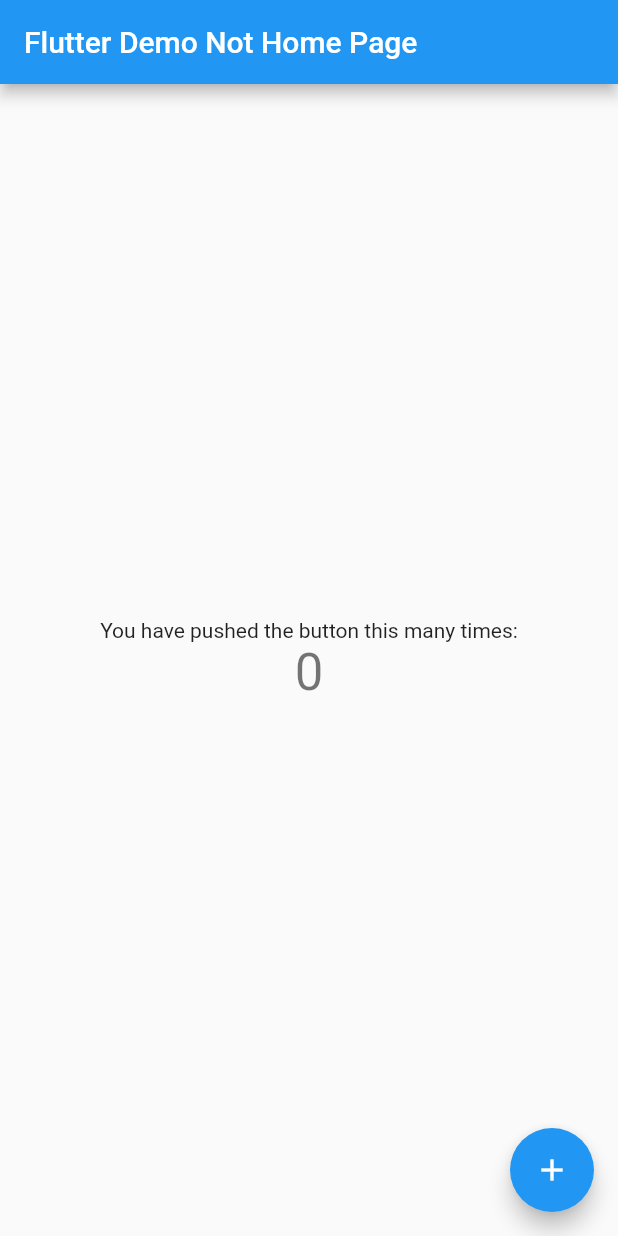
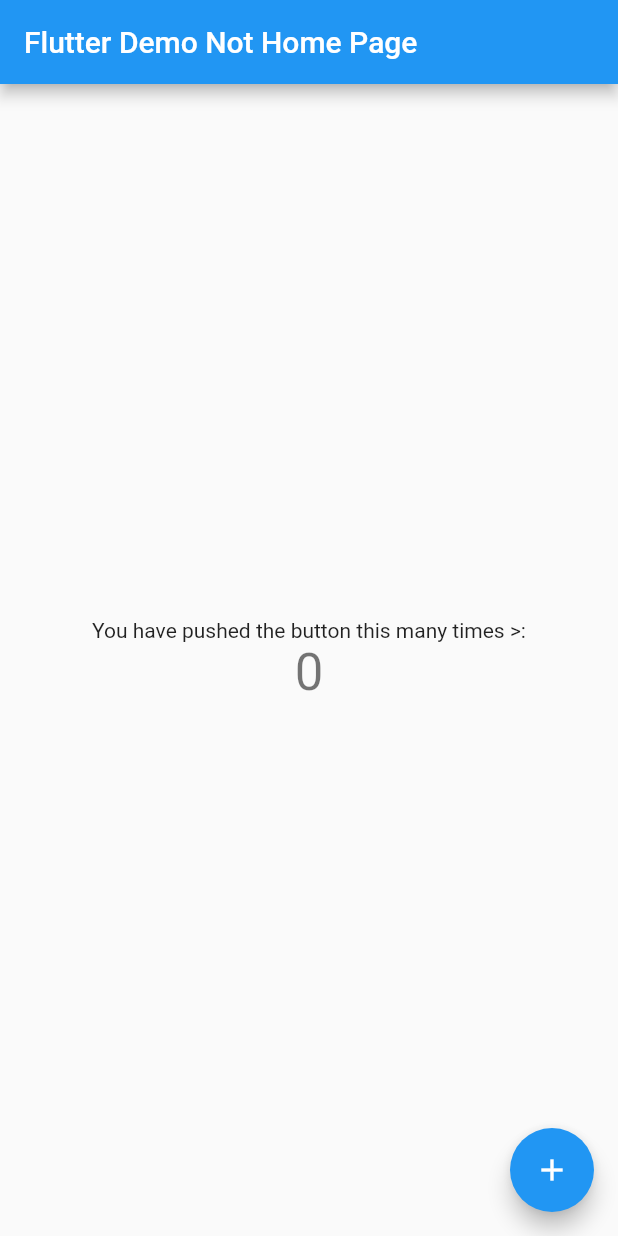
Before and after one commit to Dragonlinae/fbla_mad, a Flutter app: the screen it shows after launch, on a phone screen of 412 x 824 dp. Run offline on Flutter 3.47's test engine with Material 2 defaults, Android fonts, the phone set to English and light mode, and no system bars.

Commit message:
double push

```diff
--- a/lib/main.dart
+++ b/lib/main.dart
@@ -92,7 +92,7 @@ class _MyHomePageState extends State<MyHomePage> {
           mainAxisAlignment: MainAxisAlignment.center,
           children: <Widget>[
             Text(
-              'You have pushed the button this many times:',
+              'You have pushed the button this many times >:',
             ),
             Text(
               '$_counter',
```
